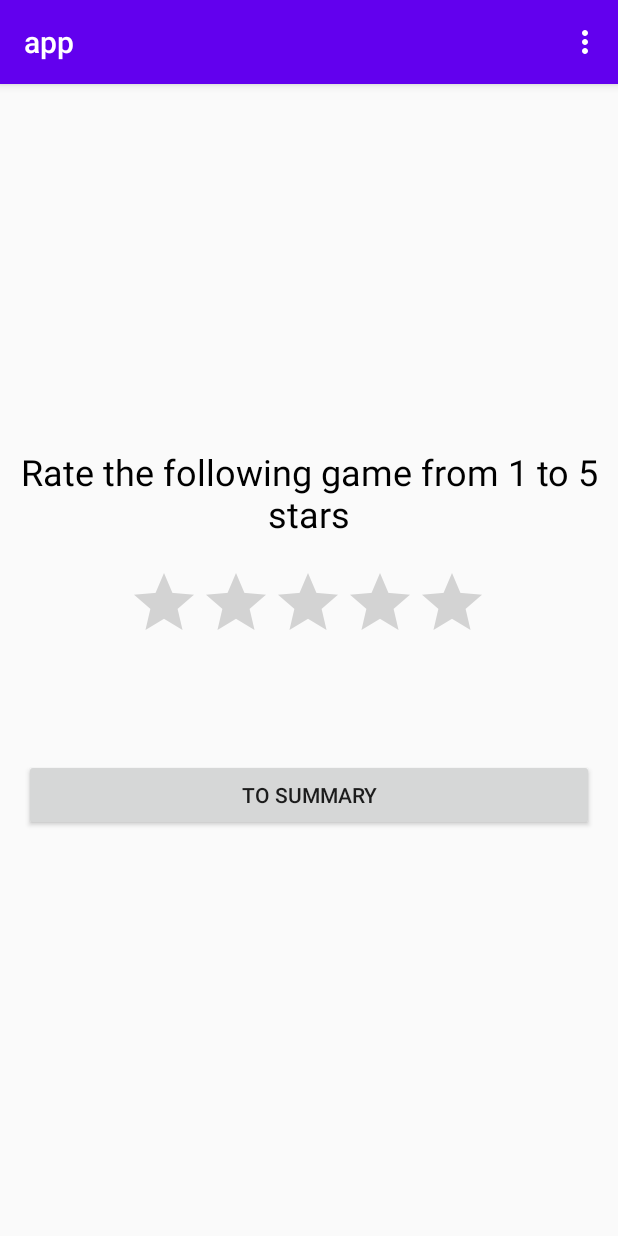
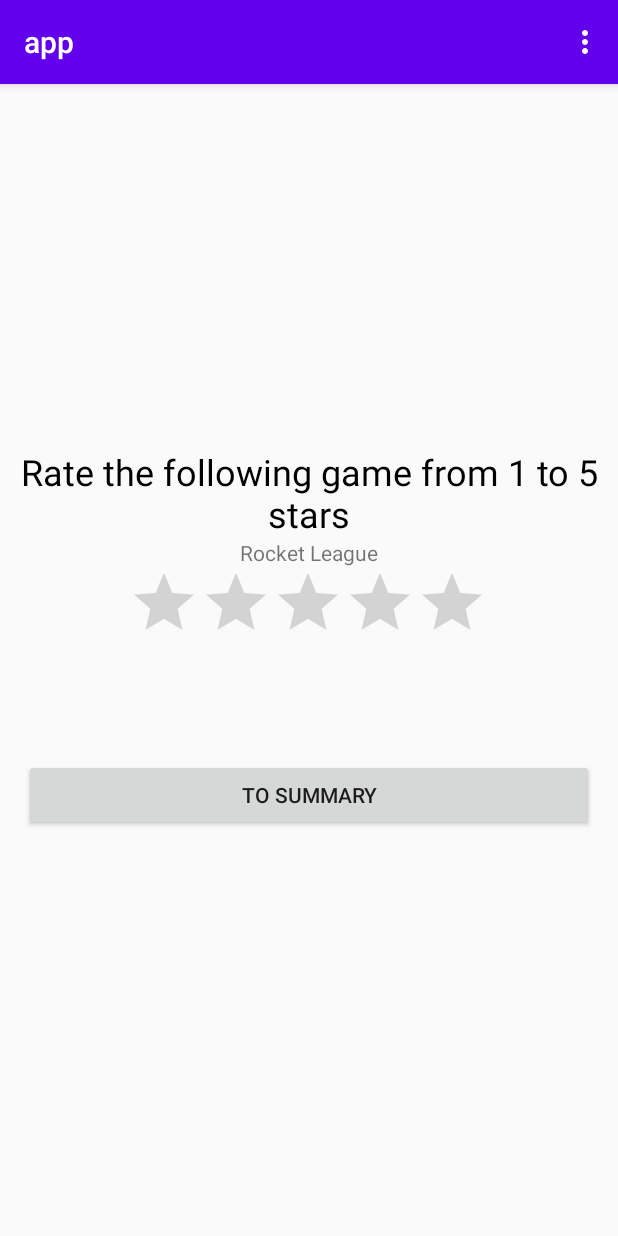
Before and after one commit to Alexander-van-den-herik/Level3Task1, an Android app: the RatingFragment screen opened through its navigation route, in the options menu, after a tap on "Settings", on a phone screen of 412 x 824 dp. Run offline under Robolectric (Android 15) with nearby library versions, the phone set to English and light mode, and no system bars.

Commit message:
Done with task 1 lvl 3

```diff
--- a/app/src/main/java/nl/herika/app/RatingFragment.kt
+++ b/app/src/main/java/nl/herika/app/RatingFragment.kt
@@ -25,6 +25,12 @@ class RatingFragment : Fragment() {
     override fun onViewCreated(view: View, savedInstanceState: Bundle?) {
         super.onViewCreated(view, savedInstanceState)
 
+
+        summary_btn.setOnClickListener {
+            navigateToSummary()
+        }
+
+        showRandomAssessableGame()
     }
 
     private fun showRandomAssessableGame() {
@@ -33,4 +39,14 @@ class RatingFragment : Fragment() {
 
         tv_game_name.text = randomGame
     }
+
+
+    private fun navigateToSummary() {
+
+        val args = Bundle()
+        args.putFloat(ARG_GAME_RATING, rating_bar.rating)
+        args.putString(ARG_GAME_NAME, tv_game_name.text.toString())
+
+        findNavController().navigate(R.id.action_ratingFragment_to_summaryFragment, args)
+    }
 }
--- /dev/null
+++ b/app/src/main/java/nl/herika/app/SummaryFragment.kt
@@ -0,0 +1,38 @@
+package nl.herika.app
+
+import android.os.Bundle
+import android.view.LayoutInflater
+import android.view.View
+import android.view.ViewGroup
+import androidx.fragment.app.Fragment
+import androidx.navigation.fragment.findNavController
+import kotlinx.android.synthetic.main.fragment_summary.*
+
+const val ARG_GAME_NAME = "arg_game_name"
+const val ARG_GAME_RATING = "arg_game_rating"
+
+class SummaryFragment : Fragment() {
+
+    override fun onCreateView(
+        inflater: LayoutInflater, container: ViewGroup?,
+        savedInstanceState: Bundle?
+    ): View? {
+        // Inflate the layout for this fragment
+        return inflater.inflate(R.layout.fragment_summary, container, false)
+    }
+
+    override fun onViewCreated(view: View, savedInstanceState: Bundle?) {
+        super.onViewCreated(view, savedInstanceState)
+
+        val gameName = arguments?.getString(ARG_GAME_NAME)
+        val gameRating = arguments?.getFloat(ARG_GAME_RATING)
+
+        txt_summary.text = String.format("You rated %s with %.1f stars! Thanks?", gameName, gameRating)
+
+        btn_start_over.setOnClickListener {
+            findNavController().navigate(R.id.action_summaryFragment_to_startFragment)
+        }
+
+    }
+
+}
--- a/app/src/main/res/layout/activity_main.xml
+++ b/app/src/main/res/layout/activity_main.xml
@@ -1,25 +1,25 @@
 <?xml version="1.0" encoding="utf-8"?>
-<android.support.design.widget.CoordinatorLayout xmlns:android="http://schemas.android.com/apk/res/android"
+<androidx.coordinatorlayout.widget.CoordinatorLayout xmlns:android="http://schemas.android.com/apk/res/android"
     xmlns:app="http://schemas.android.com/apk/res-auto"
     xmlns:tools="http://schemas.android.com/tools"
     android:layout_width="match_parent"
     android:layout_height="match_parent"
     tools:context=".MainActivity">
 
-    <android.support.design.widget.AppBarLayout
+    <com.google.android.material.appbar.AppBarLayout
         android:layout_width="match_parent"
         android:layout_height="wrap_content"
         android:theme="@style/AppTheme.AppBarOverlay">
 
-        <android.support.v7.widget.Toolbar
+        <androidx.appcompat.widget.Toolbar
             android:id="@+id/toolbar"
             android:layout_width="match_parent"
             android:layout_height="?attr/actionBarSize"
             android:background="?attr/colorPrimary"
             app:popupTheme="@style/AppTheme.PopupOverlay" />
 
-    </android.support.design.widget.AppBarLayout>
+    </com.google.android.material.appbar.AppBarLayout>
 
     <include layout="@layout/content_main" />
 
-</android.support.design.widget.CoordinatorLayout>
+</androidx.coordinatorlayout.widget.CoordinatorLayout>
--- a/app/src/main/res/navigation/nav_graph.xml
+++ b/app/src/main/res/navigation/nav_graph.xml
@@ -19,5 +19,16 @@
         android:name="nl.herika.app.RatingFragment"
         android:label="fragment_rating"
         tools:layout="@layout/fragment_rating" >
+        <action
+            android:id="@+id/action_ratingFragment_to_summaryFragment"
+            app:destination="@id/summaryFragment" />
+    </fragment>
+    <fragment
+        android:id="@+id/summaryFragment"
+        android:name="nl.herika.app.SummaryFragment"
+        android:label="SummaryFragment" >
+        <action
+            android:id="@+id/action_summaryFragment_to_startFragment"
+            app:destination="@id/startFragment" />
     </fragment>
 </navigation>
--- a/app/src/main/res/values/strings.xml
+++ b/app/src/main/res/values/strings.xml
@@ -14,4 +14,5 @@
     <string name="welcome">Welcome to the Games Rating app</string>
     <string name="rating_title">Rate the following game from 1 to 5 stars</string>
     <string name="summary_btn">to summary</string>
+    <string name="start_over">Start over</string>
 </resources>
```
Also changed, not shown: app/src/main/res/layout/fragment_summary.xml (added, +36 -0 lines).
